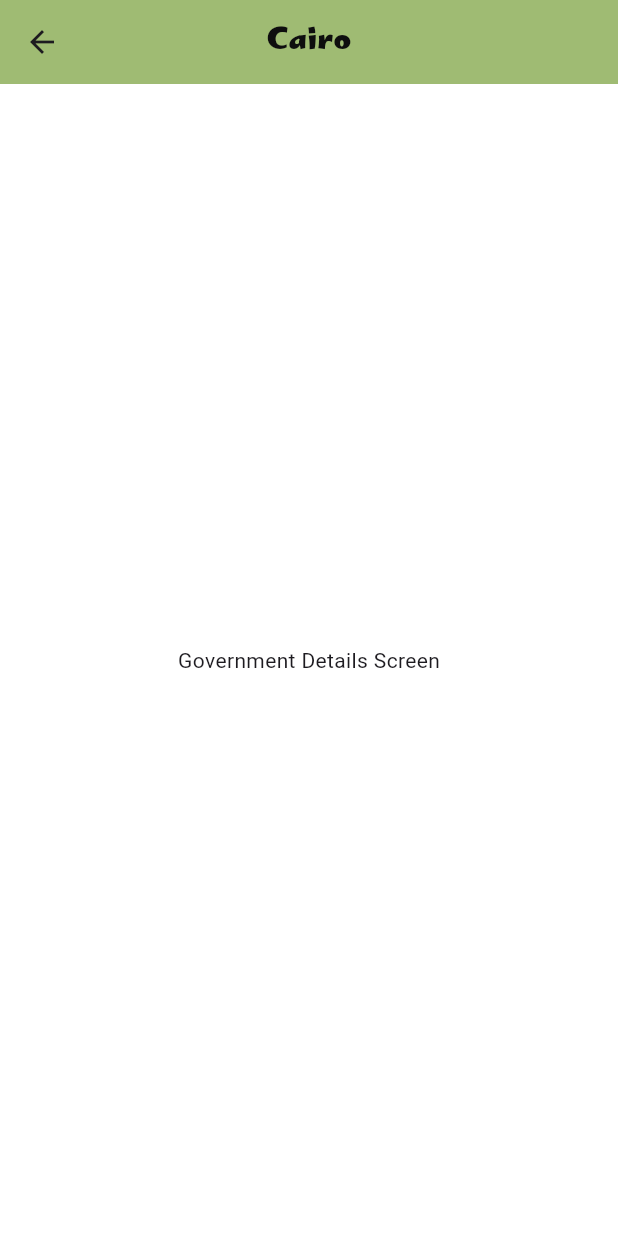
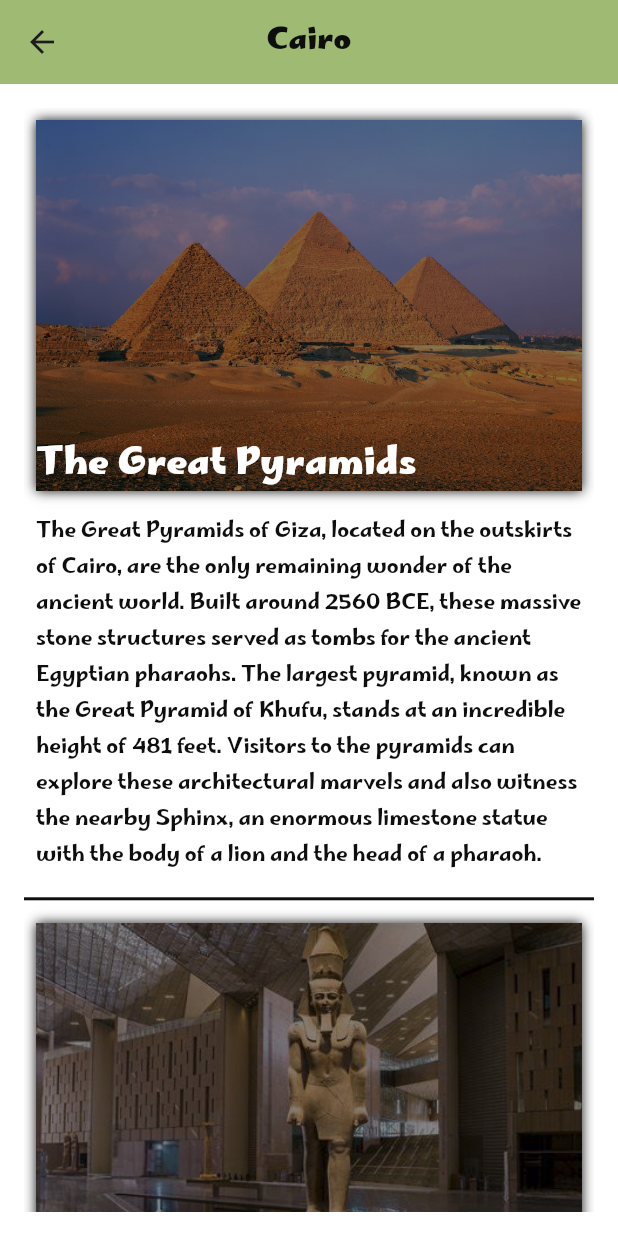
Before and after one commit to roaagawish/sprints_tourist_guide_app, a Flutter app: the GovernorateDetailsScreen screen opened directly with sample values from the repository, on a phone screen of 412 x 824 dp. Run offline on Flutter 3.47's test engine with Material 3 defaults, Android fonts, the phone set to English and light mode, and no system bars.

Commit message:
design governorate details screen

```diff
--- a/lib/models/governrate_model.dart
+++ b/lib/models/governrate_model.dart
@@ -31,13 +31,13 @@ List<Governorate> getGovernorates() {
           name: 'The Great Pyramids',
           image: PngAssets.pyramids,
           description:
-              'The Great Pyramids of Giza are the only remaining wonder of the ancient world.',
+              'The Great Pyramids of Giza, located on the outskirts of Cairo, are the only remaining wonder of the ancient world. Built around 2560 BCE, these massive stone structures served as tombs for the ancient Egyptian pharaohs. The largest pyramid, known as the Great Pyramid of Khufu, stands at an incredible height of 481 feet. Visitors to the pyramids can explore these architectural marvels and also witness the nearby Sphinx, an enormous limestone statue with the body of a lion and the head of a pharaoh.',
         ),
         Landmark(
           name: 'Egyptian Museum',
           image: PngAssets.egyptianMuseum,
           description:
-              'Home to the world\'s largest collection of ancient Egyptian antiquities.',
+              'The Egyptian Museum, located in the heart of Cairo, houses the world\'s most extensive collection of ancient Egyptian antiquities. It is home to over 120,000 artifacts, including the treasures of the famous pharaoh Tutankhamun. The museum showcases a rich history of Egypt, offering visitors the opportunity to view mummies, statues, jewelry, and more. One of the most famous exhibits is the golden mask of Tutankhamun, which has become an iconic symbol of ancient Egyptian culture. The museum remains a must-visit destination for history enthusiasts.',
         ),
       ],
     ),
@@ -49,13 +49,13 @@ List<Governorate> getGovernorates() {
           name: 'Karnak Temple',
           image: PngAssets.karnakTemple,
           description:
-              'The Karnak Temple Complex was the main place of worship in ancient Thebes.',
+              'The Karnak Temple Complex, located in Luxor, is one of the largest and most important religious sites of ancient Egypt. Dedicated to the god Amun, it was the main place of worship in ancient Thebes. The temple complex is known for its massive pylons, obelisks, and the Great Hypostyle Hall, which contains 134 massive columns. Visitors can explore the grandeur of this historical site, which has been under construction for over 2,000 years. The Karnak Temple is a testament to the power and magnificence of ancient Egyptian civilization.',
         ),
         Landmark(
           name: 'Valley of the Kings',
           image: PngAssets.valleyOfTheKings,
           description:
-              'A burial ground for pharaohs who ruled Egypt during the 18th to 20th dynasties.',
+              'The Valley of the Kings, located on the west bank of the Nile near Luxor, is one of Egypt\'s most famous archaeological sites. It served as the burial ground for pharaohs from the 18th to the 20th dynasties. The valley is home to 63 royal tombs, many of which are decorated with intricate paintings depicting the pharaohs\' journey to the afterlife. The tomb of Tutankhamun is the most famous, containing his well-preserved mummy and incredible treasures. The Valley of the Kings is a UNESCO World Heritage Site and attracts millions of tourists every year.',
         ),
       ],
     ),
@@ -67,13 +67,13 @@ List<Governorate> getGovernorates() {
           name: 'Bibliotheca Alexandrina',
           image: PngAssets.bibliothecaAlexandrina,
           description:
-              'A modern library and cultural center, commemorating the ancient Library of Alexandria.',
+              'The Bibliotheca Alexandrina is a modern cultural center and library in Alexandria, Egypt, commemorating the ancient Library of Alexandria, one of the largest and most significant libraries of the ancient world. The modern library, opened in 2002, features a stunning architectural design, with a large circular reading room that can hold up to 2,000 readers. It also houses museums, art galleries, and various cultural events. The library aims to revive Alexandria\'s ancient status as a hub of knowledge and learning. It is a symbol of Egypt\'s rich history and dedication to education.',
         ),
         Landmark(
           name: 'Qaitbay Citadel',
           image: PngAssets.qaitbayCitadel,
           description:
-              'A 15th-century defensive fortress built on the site of the ancient Lighthouse of Alexandria.',
+              'The Qaitbay Citadel, located on the Mediterranean coast in Alexandria, is a 15th-century defensive fortress that stands on the site of the ancient Lighthouse of Alexandria, one of the Seven Wonders of the Ancient World. The citadel was built by Sultan Qaitbay in 1477 to protect the city from naval invasions. It offers breathtaking views of the Mediterranean Sea and Alexandria\'s coastline. Today, the citadel serves as a historical site and museum, providing insight into the military architecture and history of ancient Alexandria.',
         ),
       ],
     ),
--- a/lib/resourses/theme_manager.dart
+++ b/lib/resourses/theme_manager.dart
@@ -54,5 +54,11 @@ ThemeData getlightTheme() {
       shadowColor: ColorsManager.black,
       shape: RoundedRectangleBorder(borderRadius: BorderRadius.circular(12)),
     ),
+
+    //divider theme
+    dividerTheme: const DividerThemeData(
+      color: ColorsManager.black,
+      thickness: 2,
+    ),
   );
 }
--- a/lib/screens/03_home/home_screen.dart
+++ b/lib/screens/03_home/home_screen.dart
@@ -42,7 +42,7 @@ class _HomeScreenState extends State<HomeScreen> {
         index: _currentPage,
         children: const [
           HomeTab(),
-          GovernmentsTab(),
+          GovernrateTab(),
           FavoritesTab(),
           ProfileTab(),
         ],
--- a/lib/screens/03_home/taps/governments_tab.dart
+++ b/lib/screens/03_home/taps/governments_tab.dart
@@ -3,8 +3,8 @@ import '../../../models/governrate_model.dart';
 import '../../../resourses/styles_manager.dart';
 import '../widgets/governrate_card.dart';
 
-class GovernmentsTab extends StatelessWidget {
-  const GovernmentsTab({super.key});
+class GovernrateTab extends StatelessWidget {
+  const GovernrateTab({super.key});
 
   @override
   Widget build(BuildContext context) {
@@ -21,10 +21,11 @@ class GovernmentsTab extends StatelessWidget {
           ),
           Expanded(
             flex: 8,
-            child: ListView(
-              children: List.generate(governorates.length, (index) {
+            child: ListView.builder(
+              itemCount: governorates.length,
+              itemBuilder: (context, index) {
                 return GovernorateCard(governorate: governorates[index]);
-              }),
+              },
             ),
           ),
         ],
--- a/lib/screens/04_governorate _details/governorate _details_screen.dart
+++ b/lib/screens/04_governorate _details/governorate _details_screen.dart
@@ -1,5 +1,6 @@
 import 'package:flutter/material.dart';
 import '../../models/governrate_model.dart';
+import 'widgets/landmark_card.dart';
 
 class GovernorateDetailsScreen extends StatelessWidget {
   final Governorate governorate;
@@ -11,8 +12,17 @@ class GovernorateDetailsScreen extends StatelessWidget {
       appBar: AppBar(
         title: Text(governorate.name),
       ),
-      body: const Center(
-        child: Text('Government Details Screen'),
+      body: Padding(
+        padding: const EdgeInsets.symmetric(vertical: 16.0, horizontal: 16.0),
+        child: ListView.separated(
+          itemCount: governorate.landmarks.length,
+          itemBuilder: (context, index) {
+            return LandmarkCard(landmark: governorate.landmarks[index]);
+          },
+          separatorBuilder: (context, index) {
+            return Divider();
+          },
+        ),
       ),
     );
   }
--- /dev/null
+++ b/lib/screens/04_governorate _details/widgets/landmark_card.dart
@@ -0,0 +1,53 @@
+import 'package:flutter/material.dart';
+import '../../../models/governrate_model.dart';
+import '../../../resourses/colors_manager.dart';
+import '../../../resourses/styles_manager.dart';
+
+class LandmarkCard extends StatelessWidget {
+  const LandmarkCard({
+    super.key,
+    required this.landmark,
+  });
+
+  final Landmark landmark;
+
+  @override
+  Widget build(BuildContext context) {
+    return Padding(
+      padding: const EdgeInsets.all(8),
+      child: Column(
+        spacing: 16.0,
+        children: [
+          Container(
+            width: double.infinity,
+            height: MediaQuery.sizeOf(context).height * 0.3,
+            decoration: BoxDecoration(
+              image: DecorationImage(
+                image: AssetImage(landmark.image),
+                fit: BoxFit.cover,
+                colorFilter: ColorFilter.mode(
+                    ColorsManager.black.withValues(alpha: 0.5),
+                    BlendMode.darken),
+              ),
+              boxShadow: [BoxShadow(color: ColorsManager.black, blurRadius: 6)],
+            ),
+            child: Align(
+              alignment: Alignment.bottomLeft,
+              child: Text(
+                landmark.name,
+                style: Styles.style24Bold().copyWith(
+                  color: Colors.white,
+                ),
+              ),
+            ),
+          ),
+          RichText(
+              text: TextSpan(
+            text: landmark.description,
+            style: Styles.style14Medium(),
+          )),
+        ],
+      ),
+    );
+  }
+}
```
